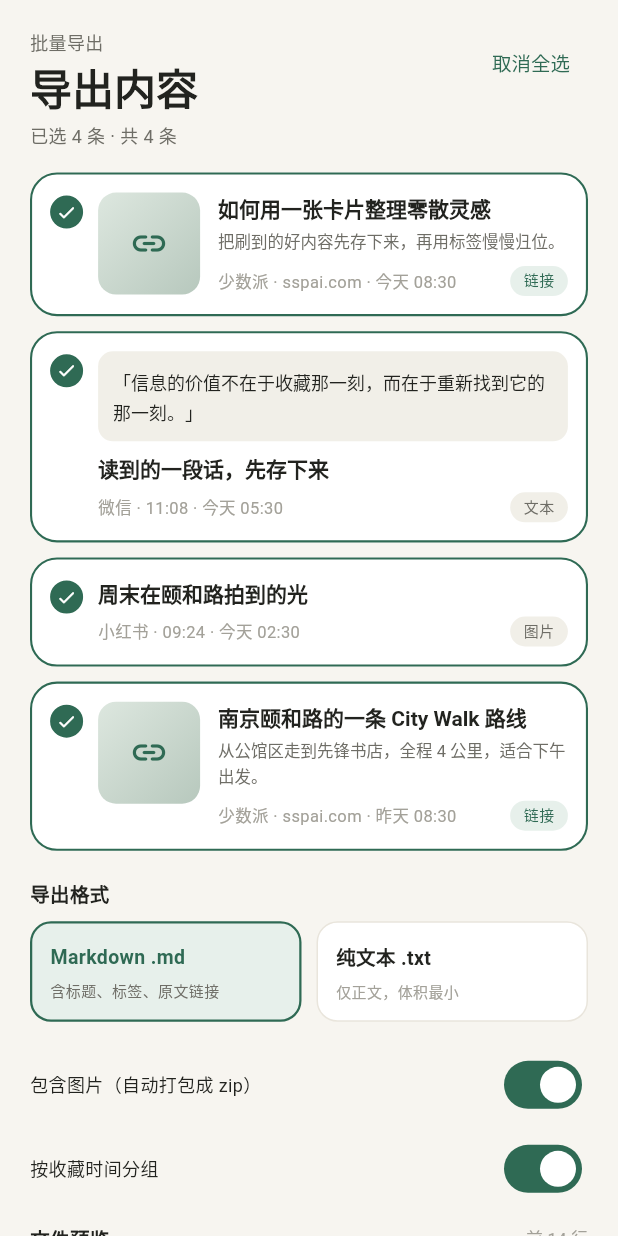
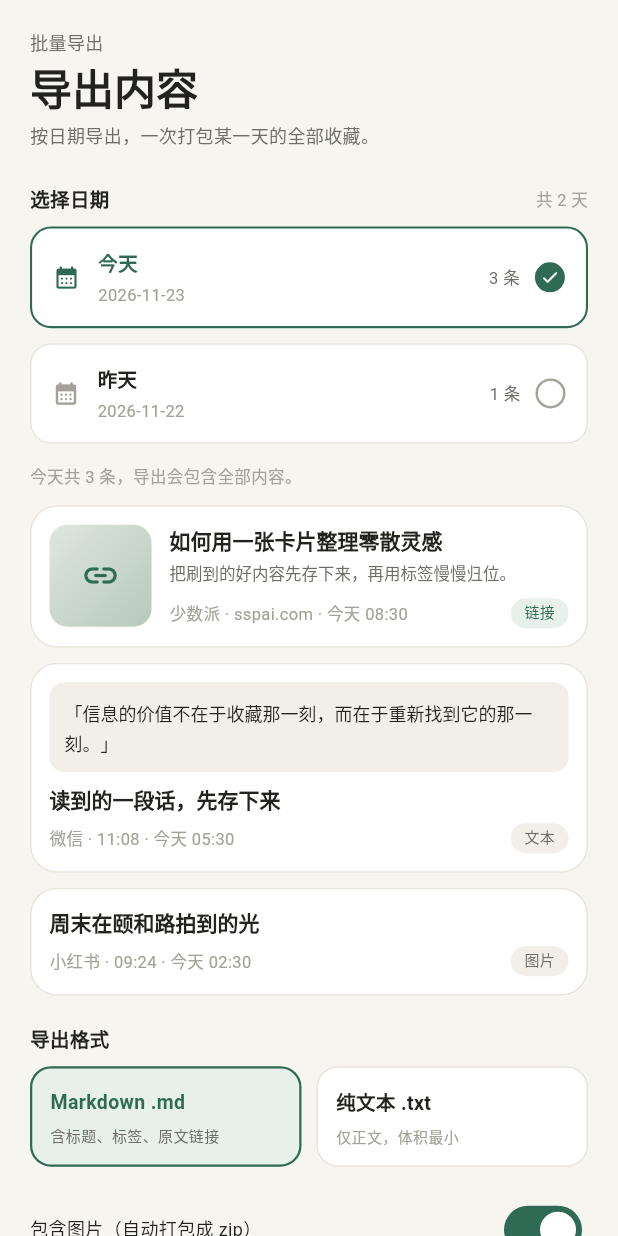
Before and after one commit to RisoMi/clippings-app, a Flutter app: the ExportPage screen opened directly, on a phone screen of 412 x 824 dp. Run offline on Flutter 3.47's test engine with Material 3 defaults, Android fonts, the phone set to English and light mode, and no system bars.

Commit message:
feat: 导出改为按日期单选，默认今天

```diff
--- a/lib/core.dart
+++ b/lib/core.dart
@@ -181,24 +181,25 @@ String formatRelative(DateTime t, {DateTime? now}) {
   return '${_pad2(t.month)}-${_pad2(t.day)}';
 }
 
-List<ClipGroup> groupByDay(List<Clip> clips, {DateTime? now}) {
+/// 某一天在列表里显示的标签：今天 / 昨天 / 具体日期。
+String dayLabel(DateTime t, {DateTime? now}) {
   final current = now ?? DateTime.now();
   final today = _startOfDay(current);
   final yesterday = today.subtract(const Duration(days: 1));
+  if (!t.isBefore(today)) return '今天';
+  if (!t.isBefore(yesterday)) return '昨天';
+  return formatDate(t);
+}
+
+List<ClipGroup> groupByDay(List<Clip> clips, {DateTime? now}) {
+  final current = now ?? DateTime.now();
   final sorted = [...clips]..sort((a, b) => b.createdAt.compareTo(a.createdAt));
 
   final groups = <ClipGroup>[];
   final index = <String, int>{};
 
   for (final clip in sorted) {
-    String label;
-    if (!clip.createdAt.isBefore(today)) {
-      label = '今天';
-    } else if (!clip.createdAt.isBefore(yesterday)) {
-      label = '昨天';
-    } else {
-      label = formatDate(clip.createdAt);
-    }
+    final label = dayLabel(clip.createdAt, now: current);
     final existing = index[label];
     if (existing == null) {
       index[label] = groups.length;
@@ -208,6 +209,50 @@ List<ClipGroup> groupByDay(List<Clip> clips, {DateTime? now}) {
     }
   }
   return groups;
+}
+
+/// 导出页的一天：key 是稳定的 `YYYY-MM-DD`，label 是「今天 / 昨天 / 日期」。
+/// 用 key 而不是 label 做选中态，避免「今天」隔天变成「昨天」后选中丢失。
+class ExportDateGroup {
+  final String key;
+  final String label;
+  final List<Clip> clips;
+
+  const ExportDateGroup({
+    required this.key,
+    required this.label,
+    required this.clips,
+  });
+
+  int get count => clips.length;
+}
+
+/// 只列出「有数据」的日期，按日期从新到旧排序；同一天内按时间从新到旧。
+List<ExportDateGroup> groupByExportDate(List<Clip> clips, {DateTime? now}) {
+  final buckets = <String, List<Clip>>{};
+  for (final clip in clips) {
+    (buckets[formatDate(clip.createdAt)] ??= []).add(clip);
+  }
+  final keys = buckets.keys.toList()..sort((a, b) => b.compareTo(a));
+  final current = now ?? DateTime.now();
+  return [
+    for (final key in keys)
+      ExportDateGroup(
+        key: key,
+        label: dayLabel(buckets[key]!.first.createdAt, now: current),
+        clips: [...buckets[key]!]..sort((a, b) => b.createdAt.compareTo(a.createdAt)),
+      ),
+  ];
+}
+
+/// 默认选中的日期：有今天的数据就选今天，否则退到最近有数据的那天。
+String? defaultExportDateKey(List<ExportDateGroup> groups, {DateTime? now}) {
+  if (groups.isEmpty) return null;
+  final todayKey = formatDate(now ?? DateTime.now());
+  for (final group in groups) {
+    if (group.key == todayKey) return group.key;
+  }
+  return groups.first.key;
 }
 
 String _tagSuffix(Clip clip) =>
@@ -325,12 +370,15 @@ String exportText(
   return '${buffer.toString().trimRight()}\n';
 }
 
-String buildExportBaseName({DateTime? now}) => 'clips-${formatDate(now ?? DateTime.now())}';
+/// fileDate 决定文件名里的日期（导出哪天就用哪天），now 只用于正文的相对时间分组。
+String buildExportBaseName({DateTime? now, DateTime? fileDate}) =>
+    'clips-${formatDate(fileDate ?? now ?? DateTime.now())}';
 
-String buildExportFileName(String format, {DateTime? now}) =>
-    '${buildExportBaseName(now: now)}.${format == 'md' ? 'md' : 'txt'}';
+String buildExportFileName(String format, {DateTime? now, DateTime? fileDate}) =>
+    '${buildExportBaseName(now: now, fileDate: fileDate)}.${format == 'md' ? 'md' : 'txt'}';
 
-String buildExportZipFileName({DateTime? now}) => '${buildExportBaseName(now: now)}.zip';
+String buildExportZipFileName({DateTime? now, DateTime? fileDate}) =>
+    '${buildExportBaseName(now: now, fileDate: fileDate)}.zip';
 
 /// 导出方案：决定产出单个文本文件，还是把正文 + 图片打成压缩包。
 /// 抽成纯函数是为了让「什么时候走 zip、用什么 MIME」能在单测里覆盖，
@@ -362,16 +410,17 @@ ExportPlan planExport(
   bool includeImages = true,
   bool hasImages = false,
   DateTime? now,
+  DateTime? fileDate,
 }) {
   final content = format == 'md'
       ? exportMarkdown(clips, groupByTime: groupByTime, includeImages: includeImages, now: now)
       : exportText(clips, groupByTime: groupByTime, includeImages: includeImages, now: now);
-  final textFileName = buildExportFileName(format, now: now);
+  final textFileName = buildExportFileName(format, now: now, fileDate: fileDate);
 
   // 勾了「包含图片」且确实有图片文件，才值得打成包
   if (includeImages && hasImages) {
     return ExportPlan(
-      fileName: buildExportZipFileName(now: now),
+      fileName: buildExportZipFileName(now: now, fileDate: fileDate),
       textFileName: textFileName,
       mime: 'application/zip',
       content: content,
--- a/lib/ui/export_page.dart
+++ b/lib/ui/export_page.dart
@@ -1,4 +1,4 @@
-/// 06 批量导出：多选、Markdown / 纯文本、图片打包、文件预览。
+/// 06 批量导出：按有数据的日期单选、Markdown / 纯文本、图片打包、文件预览。
 library;
 
 import 'dart:convert';
@@ -23,18 +23,32 @@ class ExportPage extends StatefulWidget {
 }
 
 class _ExportPageState extends State<ExportPage> {
-  final Set<String> _selected = {};
+  String? _selectedKey;
   bool _initialized = false;
   bool _busy = false;
 
-  void _ensureSelection() {
-    if (_initialized) return;
+  /// 首次进入默认选中今天（今天没数据则选最近有数据的一天）；
+  /// 选中日期被删空后自动回退，避免停在无效日期上。
+  void _syncSelection(List<ExportDateGroup> groups) {
+    if (!_initialized) {
       _initialized = true;
-    _selected.addAll(ClipStore.instance.clips.map((clip) => clip.id));
+      _selectedKey = defaultExportDateKey(groups);
+      return;
+    }
+    if (_selectedKey != null && !groups.any((g) => g.key == _selectedKey)) {
+      _selectedKey = defaultExportDateKey(groups);
+    }
   }
 
-  List<Clip> get _selectedClips =>
-      ClipStore.instance.clips.where((clip) => _selected.contains(clip.id)).toList();
+  ExportDateGroup? get _selectedGroup {
+    final groups = groupByExportDate(ClipStore.instance.clips);
+    for (final group in groups) {
+      if (group.key == _selectedKey) return group;
+    }
+    return null;
+  }
+
+  List<Clip> get _selectedClips => _selectedGroup?.clips ?? const [];
 
   /// 当前选中的内容里，真实存在于磁盘的图片（文件名 → 文件）
   Future<Map<String, File>> _collectImages(List<Clip> clips) async {
@@ -49,24 +63,27 @@ class _ExportPageState extends State<ExportPage> {
     return result;
   }
 
-  ExportPlan _plan() {
+  ExportPlan _plan({required DateTime fileDate}) {
     final store = ClipStore.instance;
     return planExport(
       _selectedClips,
       format: store.exportFormat,
       groupByTime: store.exportGroup,
       includeImages: store.exportImages,
+      fileDate: fileDate,
     );
   }
 
-  String _preview() {
+  String _preview({required DateTime fileDate}) {
     if (_selectedClips.isEmpty) return '还没有勾选内容。';
-    final lines = _plan().content.split('\n');
+    final lines = _plan(fileDate: fileDate).content.split('\n');
     final head = lines.take(14).join('\n');
     return lines.length > 14 ? '$head\n…' : head;
   }
 
   Future<void> _export() async {
+    final key = _selectedKey;
+    if (key == null) return;
     final clips = _selectedClips;
     if (clips.isEmpty) return;
     setState(() => _busy = true);
@@ -77,7 +94,9 @@ class _ExportPageState extends State<ExportPage> {
 
       final images = store.exportImages ? await _collectImages(clips) : <String, File>{};
       final now = DateTime.now();
+      final fileDate = DateTime.parse(key);
       // hasImages 用「真实存在的图片」判断，避免勾了开关但图已丢失时产出空包
+      // fileDate 只影响文件名；正文里的「今天/昨天」仍按真实当前时间分组
       final plan = planExport(
         clips,
         format: store.exportFormat,
@@ -85,6 +104,7 @@ class _ExportPageState extends State<ExportPage> {
         includeImages: store.exportImages,
         hasImages: images.isNotEmpty,
         now: now,
+        fileDate: fileDate,
       );
 
       final file = File('${dir.path}/${plan.fileName}');
@@ -141,74 +161,65 @@ class _ExportPageState extends State<ExportPage> {
       body: ListenableBuilder(
         listenable: store,
         builder: (context, _) {
-          _ensureSelection();
-          final clips = store.clips;
-          final selectedCount = _selectedClips.length;
-          final allSelected = clips.isNotEmpty && selectedCount == clips.length;
-          final visible = clips.take(8).toList();
+          final groups = groupByExportDate(store.clips);
+          _syncSelection(groups);
+          final selected = _selectedGroup;
+          final selectedCount = selected?.count ?? 0;
+          final fileDate = selected != null ? DateTime.parse(selected.key) : DateTime.now();
+          final visible = selected?.clips.take(8).toList() ?? const <Clip>[];
 
           return SafeArea(
             bottom: false,
             child: ListView(
               padding: const EdgeInsets.fromLTRB(20, 18, 20, 120),
               children: [
-                PageHeader(
-                  eyebrow: '批量导出',
-                  title: '导出内容',
-                  action: TextButton(
-                    onPressed: () {
-                      setState(() {
-                        if (allSelected) {
-                          _selected.clear();
-                        } else {
-                          _selected
-                            ..clear()
-                            ..addAll(clips.map((clip) => clip.id));
-                        }
-                      });
-                    },
-                    child: Text(allSelected ? '取消全选' : '全选'),
-                  ),
-                ),
+                const PageHeader(eyebrow: '批量导出', title: '导出内容'),
                 const SizedBox(height: 4),
                 Text(
-                  '已选 $selectedCount 条 · 共 ${clips.length} 条',
+                  '按日期导出，一次打包某一天的全部收藏。',
                   style: TextStyle(fontSize: 12, color: c.sub),
                 ),
                 const SizedBox(height: 14),
-                if (clips.isEmpty)
+                SectionHeader(title: '选择日期', trailing: groups.isEmpty ? null : '共 ${groups.length} 天'),
+                if (groups.isEmpty)
                   const EmptyView(
                     icon: Icons.ios_share_rounded,
                     title: '还没有内容可导出',
                     description: '先存几条收藏，再回来打包成 Markdown 或纯文本。',
                   )
                 else
+                  for (final group in groups)
+                    Padding(
+                      padding: const EdgeInsets.only(bottom: 10),
+                      child: _DateRow(
+                        label: group.label,
+                        date: group.key,
+                        count: group.count,
+                        active: group.key == _selectedKey,
+                        onTap: () => setState(() => _selectedKey = group.key),
+                      ),
+                    ),
+                if (selected != null) ...[
+                  const SizedBox(height: 2),
+                  Text(
+                    '${selected.label}共 $selectedCount 条，导出会包含全部内容。',
+                    style: TextStyle(fontSize: 11, color: c.weak),
+                  ),
+                  const SizedBox(height: 10),
                   for (final clip in visible)
                     Padding(
                       padding: const EdgeInsets.only(bottom: 10),
-                      child: ClipCard(
-                        clip: clip,
-                        selectable: true,
-                        selected: _selected.contains(clip.id),
-                        onTap: () {
-                          setState(() {
-                            if (_selected.contains(clip.id)) {
-                              _selected.remove(clip.id);
-                            } else {
-                              _selected.add(clip.id);
-                            }
-                          });
-                        },
+                      child: ClipCard(clip: clip),
                     ),
-                    ),
-                if (clips.length > visible.length)
+                  if (selectedCount > visible.length)
                     Padding(
                       padding: const EdgeInsets.only(top: 2, bottom: 4),
                       child: Text(
-                      '仅显示前 ${visible.length} 条，导出会包含全部已勾选内容。',
+                        '仅预览前 ${visible.length} 条。',
                         style: TextStyle(fontSize: 11, color: c.weak),
                       ),
                     ),
+                ],
                 const SectionHeader(title: '导出格式'),
                 Row(
                   children: [
@@ -247,7 +258,7 @@ class _ExportPageState extends State<ExportPage> {
                   padding: const EdgeInsets.all(12),
                   decoration: BoxDecoration(color: c.soft, borderRadius: BorderRadius.circular(AppRadii.row)),
                   child: Text(
-                    _preview(),
+                    _preview(fileDate: fileDate),
                     style: TextStyle(fontSize: 11, height: 1.7, color: c.ink, fontFamily: 'monospace'),
                   ),
                 ),
@@ -272,6 +283,84 @@ class _ExportPageState extends State<ExportPage> {
             ),
           );
         },
+      ),
+    );
+  }
+}
+
+class _DateRow extends StatelessWidget {
+  final String label;
+  final String date;
+  final int count;
+  final bool active;
+  final VoidCallback onTap;
+
+  const _DateRow({
+    required this.label,
+    required this.date,
+    required this.count,
+    required this.active,
+    required this.onTap,
+  });
+
+  @override
+  Widget build(BuildContext context) {
+    final c = context.colors;
+    final isDark = Theme.of(context).brightness == Brightness.dark;
+    return Material(
+      color: c.card,
+      borderRadius: BorderRadius.circular(AppRadii.row),
+      child: InkWell(
+        onTap: onTap,
+        borderRadius: BorderRadius.circular(AppRadii.row),
+        child: Container(
+          padding: const EdgeInsets.symmetric(horizontal: 14, vertical: 12),
+          decoration: BoxDecoration(
+            borderRadius: BorderRadius.circular(AppRadii.row),
+            border: Border.all(color: active ? c.accent : c.line, width: active ? 1.4 : 1),
+          ),
+          child: Row(
+            children: [
+              Icon(Icons.calendar_month_rounded, size: 18, color: active ? c.accent : c.weak),
+              const SizedBox(width: 12),
+              Expanded(
+                child: Column(
+                  crossAxisAlignment: CrossAxisAlignment.start,
+                  children: [
+                    Text(
+                      label,
+                      style: TextStyle(
+                        fontSize: 13,
+                        fontWeight: FontWeight.w600,
+                        color: active ? c.accent : c.ink,
+                      ),
+                    ),
+                    const SizedBox(height: 2),
+                    Text(date, style: TextStyle(fontSize: 11, color: c.weak)),
+                  ],
+                ),
+              ),
+              Text('$count 条', style: TextStyle(fontSize: 11, color: c.sub)),
+              const SizedBox(width: 10),
+              Container(
+                width: 20,
+                height: 20,
+                decoration: BoxDecoration(
+                  shape: BoxShape.circle,
+                  color: active ? c.accent : Colors.transparent,
+                  border: Border.all(color: active ? c.accent : c.weak, width: 1.6),
+                ),
+                child: active
+                    ? Icon(
+                        Icons.check_rounded,
+                        size: 13,
+                        color: isDark ? const Color(0xFF151917) : Colors.white,
+                      )
+                    : null,
+              ),
+            ],
+          ),
+        ),
       ),
     );
   }
--- a/pubspec.yaml
+++ b/pubspec.yaml
@@ -16,7 +16,7 @@ publish_to: 'none' # Remove this line if you wish to publish to pub.dev
 # https://developer.apple.com/library/archive/documentation/General/Reference/InfoPlistKeyReference/Articles/CoreFoundationKeys.html
 # In Windows, build-name is used as the major, minor, and patch parts
 # of the product and file versions while build-number is used as the build suffix.
-version: 1.3.1+1
+version: 1.3.2+1
 
 environment:
   sdk: ^3.13.2
```
Also changed, not shown: 2 other files. Lines whose indentation alone changed are shown as unchanged.
